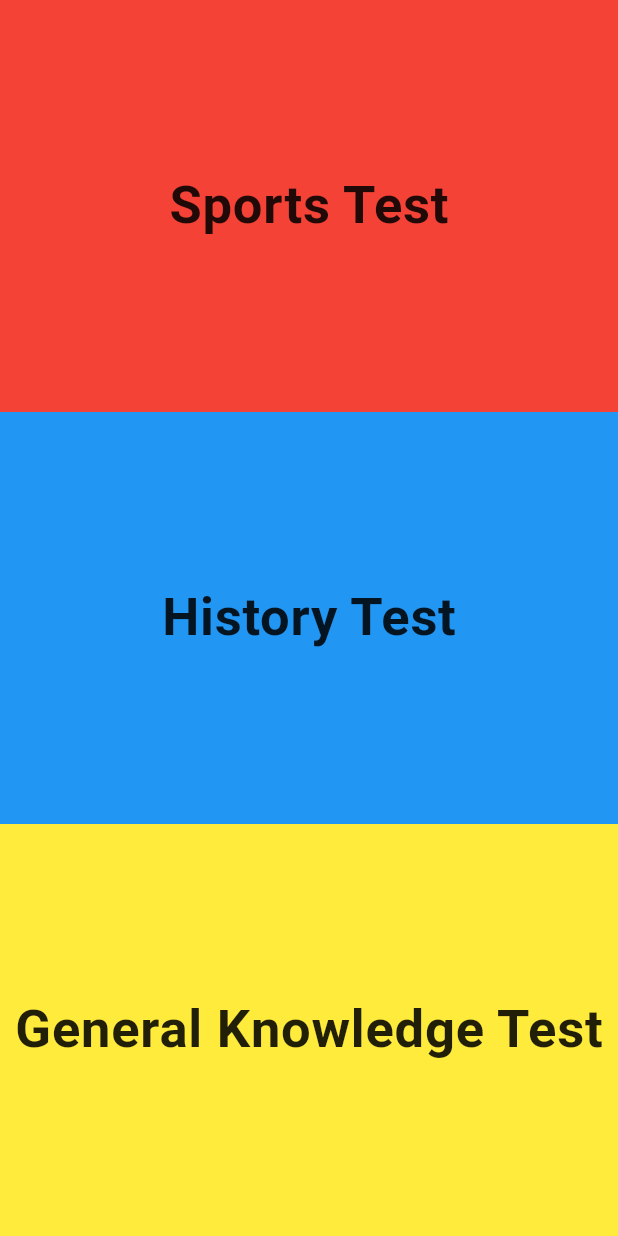
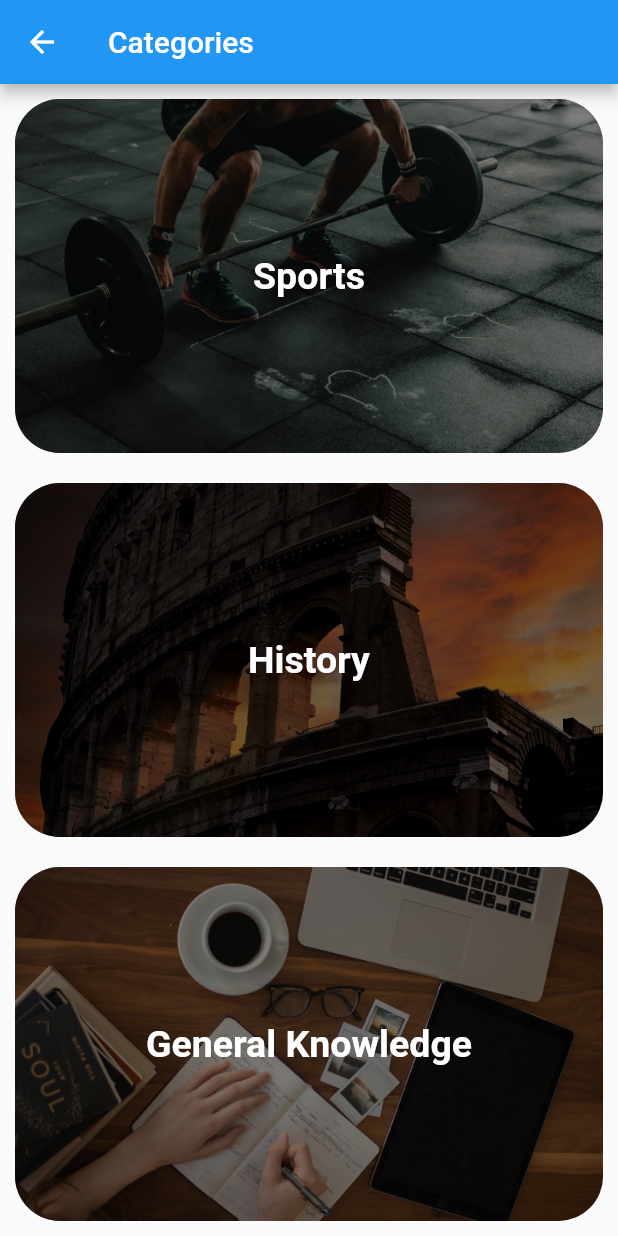
Before and after one commit to shalabycr7/flutter_quiz_app, a Flutter app: the CategoriesPage screen opened directly, on a phone screen of 412 x 824 dp. Run offline on Flutter 3.47's test engine with Material 2 defaults, Android fonts, the phone set to English and light mode, and no system bars; our stand-ins replace google_fonts.

Commit message:
[Updated] categories screen look

```diff
--- a/lib/screens/categories_screen.dart
+++ b/lib/screens/categories_screen.dart
@@ -7,76 +7,90 @@ class CategoriesPage extends StatelessWidget {
 
   @override
   Widget build(BuildContext context) {
-    var app_size = MediaQuery.of(context).size;
-
-    return SafeArea(
-        child: Scaffold(
-      body: Container(
-          width: app_size.width,
-          height: app_size.height,
+    return Scaffold(
+      appBar: AppBar(
+        title: const Text('Categories'),
+      ),
+      body: Column(
+        children: [
+          Expanded(
+            child: Container(
               decoration: const BoxDecoration(
+                borderRadius: BorderRadius.all(Radius.circular(30)),
+                color: Colors.black,
                 image: DecorationImage(
-              image: AssetImage("assets/images/background.jpg"),
+                  image: AssetImage("assets/images/sports.jpg"),
+                  opacity: 0.5,
                   fit: BoxFit.cover,
                 ),
               ),
-          child: ListView(
-            children: [
-              Container(
-                height: app_size.height * 1 / 3,
-                decoration: const BoxDecoration(
-                  color: Colors.red,
-                ),
+              margin: const EdgeInsets.all(10),
               child: Center(
                 child: GestureDetector(
                     onTap: () {
                       Navigator.push(
                         context,
                         MaterialPageRoute(
-                          builder: (context) => QuizScreen('Sports Test')),
+                            builder: (context) => const QuizScreen('Sports')),
                       );
                     },
                     child: Text(
-                    'Sports Test',
+                      'Sports',
                       style: GoogleFonts.roboto(
                         textStyle: const TextStyle(
-                          fontSize: 35,
-                          fontWeight: FontWeight.bold,
-                          letterSpacing: .5),
-                    ),
+                            color: Colors.white,
+                            fontSize: 25,
+                            fontWeight: FontWeight.bold),
                       ),
                     )),
               ),
-              Container(
-                height: app_size.height * 1 / 3,
+            ),
+          ),
+          Expanded(
+            child: Container(
               decoration: const BoxDecoration(
-                  color: Colors.blue,
+                color: Colors.black,
+                image: DecorationImage(
+                  image: AssetImage("assets/images/history_panel.jpg"),
+                  opacity: 0.5,
+                  fit: BoxFit.cover,
                 ),
+                borderRadius: BorderRadius.all(Radius.circular(30)),
+              ),
+              margin: const EdgeInsets.all(10),
               child: Center(
                 child: GestureDetector(
                     onTap: () {
                       Navigator.push(
                         context,
                         MaterialPageRoute(
-                          builder: (context) => QuizScreen('History Test')),
+                            builder: (context) => const QuizScreen('History')),
                       );
                     },
                     child: Text(
-                    'History Test',
+                      'History',
                       style: GoogleFonts.roboto(
                         textStyle: const TextStyle(
-                          fontSize: 35,
-                          fontWeight: FontWeight.bold,
-                          letterSpacing: .5),
-                    ),
+                            color: Colors.white,
+                            fontSize: 25,
+                            fontWeight: FontWeight.bold),
                       ),
                     )),
               ),
-              Container(
-                height: app_size.height * 1 / 3,
+            ),
+          ),
+          Expanded(
+            child: Container(
               decoration: const BoxDecoration(
-                  color: Colors.yellow,
+                borderRadius: BorderRadius.all(Radius.circular(30)),
+                color: Colors.black,
+                image: DecorationImage(
+                  image: AssetImage("assets/images/general_panel.jpg"),
+                  opacity: 0.5,
+                  fit: BoxFit.cover,
                 ),
+              ),
+              margin: const EdgeInsets.all(10),
               child: Center(
                 child: GestureDetector(
                   onTap: () {
@@ -84,22 +98,24 @@ class CategoriesPage extends StatelessWidget {
                       context,
                       MaterialPageRoute(
                           builder: (context) =>
-                              QuizScreen('General Knowledge Test')),
+                              const QuizScreen('General Knowledge')),
                     );
                   },
                   child: Text(
-                    'General Knowledge Test',
+                    'General Knowledge',
                     style: GoogleFonts.roboto(
                       textStyle: const TextStyle(
-                          fontSize: 35,
-                          fontWeight: FontWeight.bold,
-                          letterSpacing: .5),
+                          color: Colors.white,
+                          fontSize: 25,
+                          fontWeight: FontWeight.bold),
                     ),
                   ),
-                )),
+                ),
+              ),
+            ),
           ),
         ],
-          )),
-    ));
+      ),
+    );
   }
 }
```
Also changed, not shown: assets/images/general_panel.jpg (added), assets/images/history_panel.jpg (added), assets/images/sports.jpg (added). Lines whose indentation alone changed are shown as unchanged.
